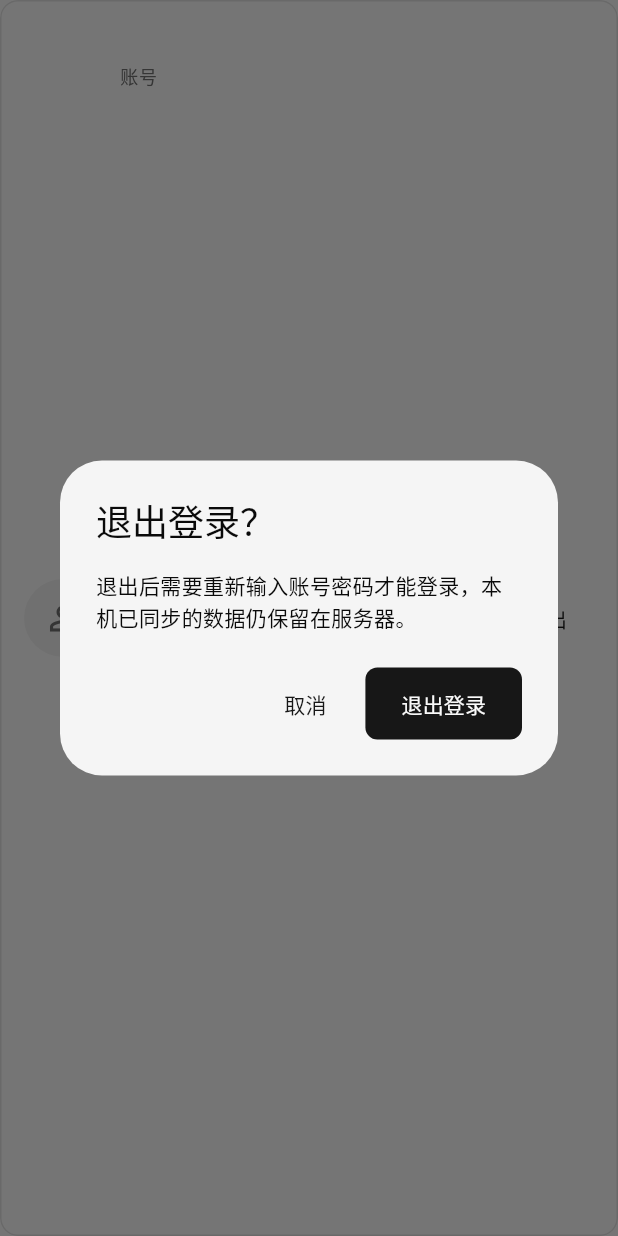
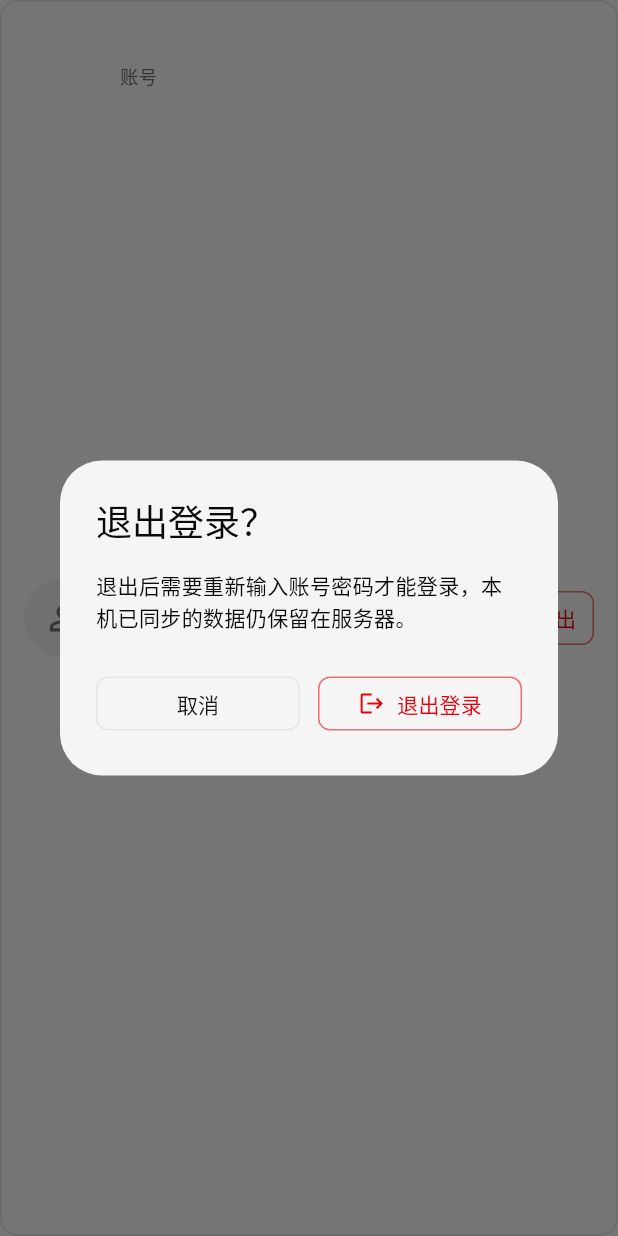
Before and after one commit to ZeroOneCN/LifeOS2, a Flutter app: the _AccountCard widget shown alone on an empty page, opened directly with empty values, after a tap on "退出", on a phone screen of 412 x 824 dp. Run offline on Flutter 3.47's test engine with Material 3 defaults, Android fonts, the phone set to English and light mode, and no system bars; our stand-ins replace connectivity_plus, dio, flutter_secure_storage, go_router, image_picker, package_info_plus and 2 more; accounts and stored records are empty; network calls fail.

Commit message:
feat(mobile): 头像大图预览、长按保存与更换入口收敛

```diff
--- a/mobile/lib/features/settings/settings_page.dart
+++ b/mobile/lib/features/settings/settings_page.dart
@@ -9,10 +9,12 @@ import '../../core/models/app_user.dart';
 import '../../core/network/api_exception.dart';
 import '../../core/profile/profile_service.dart';
 import '../../core/queue/outbox_controller.dart';
+import '../../shared/widgets/app_buttons.dart';
 import '../../shared/widgets/empty_state.dart';
 import '../../shared/widgets/root_page_scaffold.dart';
 import '../../shared/widgets/section_card.dart';
 import '../../shared/widgets/user_avatar.dart';
+import 'avatar_preview_page.dart';
 
 /// 设置根页：账户卡（含头像）+ 服务器地址 + 状态行 + 账户设置 + 外观 + 关于。
 class SettingsPage extends StatelessWidget {
@@ -230,7 +232,7 @@ class SettingsPage extends StatelessWidget {
               onTap: () => context.push('/settings/about'),
             ),
             Text(
-              '头像在账户卡上直接更换；昵称、邮箱与密码在「账户设置」中修改。',
+              '点击头像查看大图（长按保存到相册）；更换或移除头像请在大图页底部操作。',
               style: theme.textTheme.bodySmall?.copyWith(
                 color: theme.colorScheme.onSurfaceVariant,
               ),
@@ -275,16 +277,12 @@ class _AccountCard extends StatelessWidget {
               GestureDetector(
                 onTap: current == null
                     ? null
-                    : () => showAvatarSheet(context, scope),
-                child: current == null
-                    ? UserAvatar(user: current, radius: 26)
-                    : Tooltip(
-                        message: '更换头像',
-                        child: UserAvatar(
-                          user: current,
-                          radius: 26,
-                          showEditBadge: true,
-                        ),
+                    : () => _openAvatar(context, scope, current),
+                child: Tooltip(
+                  message: current == null
+                      ? '登录后可设置头像'
+                      : '点击查看头像大图',
+                  child: UserAvatar(user: current, radius: 26),
                 ),
               ),
               Expanded(
@@ -332,9 +330,11 @@ class _AccountCard extends StatelessWidget {
                 ),
               ),
               if (current != null)
-                TextButton(
+                AppDangerButton(
+                  label: '退出',
+                  icon: Icons.logout,
+                  compact: true,
                   onPressed: () => _confirmLogout(context, scope),
-                  child: const Text('退出'),
                 )
               else if (offline)
                 TextButton(
@@ -351,6 +351,35 @@ class _AccountCard extends StatelessWidget {
         ),
       ),
     );
+  }
+
+  /// 点击头像：有头像进全屏预览（长按保存），无头像直接打开更换面板。
+  ///
+  /// 大图页底部「更换头像 / 移除头像」都返回 [AvatarPreviewAction.edit]，
+  /// 关闭大图后在这里统一弹出原三条路径面板，不额外占用设置页版面。
+  Future<void> _openAvatar(
+    BuildContext context,
+    AppScope scope,
+    AppUser user,
+  ) async {
+    final String? url = scope.apiClient.resolveAvatar(user.avatar);
+    if (url == null) {
+      await showAvatarSheet(context, scope);
+      return;
+    }
+    // 用根 Navigator 压栈：大图页必须盖住底部导航，才是真正的全屏预览。
+    final AvatarPreviewAction? action = await Navigator.of(
+      context,
+      rootNavigator: true,
+    ).push<AvatarPreviewAction>(
+      MaterialPageRoute<AvatarPreviewAction>(
+        builder: (BuildContext _) => AvatarPreviewPage(url: url),
+      ),
+    );
+    if (action == null || !context.mounted) {
+      return;
+    }
+    await showAvatarSheet(context, scope);
   }
 
   /// 退出登录：先二次确认（说明离线队列的去留），再清本地令牌并回到「未登录」。
@@ -371,13 +400,18 @@ class _AccountCard extends StatelessWidget {
                 : '退出后需要重新输入账号密码才能登录，本机已同步的数据仍保留在服务器。',
           ),
           actions: <Widget>[
-            TextButton(
+            AppActionRow(
+              first: AppSecondaryButton(
+                label: '取消',
+                compact: true,
                 onPressed: () => Navigator.of(dialogContext).pop(false),
-              child: const Text('取消'),
               ),
-            FilledButton(
+              second: AppDangerButton(
+                label: '退出登录',
+                icon: Icons.logout,
+                compact: true,
                 onPressed: () => Navigator.of(dialogContext).pop(true),
-              child: const Text('退出登录'),
+              ),
             ),
           ],
         );
@@ -507,7 +541,6 @@ class _AvatarSheetState extends State<_AvatarSheet> {
     final bool? confirmed = await showDialog<bool>(
       context: context,
       builder: (BuildContext dialogContext) {
-        final ThemeData theme = Theme.of(dialogContext);
         return AlertDialog(
           title: const Text('移除头像？'),
           content: const Text(
@@ -515,16 +548,18 @@ class _AvatarSheetState extends State<_AvatarSheet> {
             '可以随时重新上传，但移除后无法恢复原图。',
           ),
           actions: <Widget>[
-            TextButton(
+            AppActionRow(
+              first: AppSecondaryButton(
+                label: '取消',
+                compact: true,
                 onPressed: () => Navigator.of(dialogContext).pop(false),
-              child: const Text('取消'),
               ),
-            TextButton(
+              second: AppDangerButton(
+                label: '确认移除',
+                icon: Icons.delete_outline,
+                compact: true,
                 onPressed: () => Navigator.of(dialogContext).pop(true),
-              style: TextButton.styleFrom(
-                foregroundColor: theme.colorScheme.error,
               ),
-              child: const Text('确认移除'),
             ),
           ],
         );
--- a/mobile/lib/shared/widgets/user_avatar.dart
+++ b/mobile/lib/shared/widgets/user_avatar.dart
@@ -5,22 +5,24 @@ import '../../core/models/app_user.dart';
 
 /// 用户头像：有 `avatar` 时按契约加载（`/` 开头拼服务端 Origin，http 直连），
 /// 无头像 / 加载失败时回退到昵称首字或默认人形图标。
+///
+/// 头像本身不再叠加相机角标：点击语义为「查看大图」，
+/// 更换 / 移除入口收在大图页底部，不额外占用设置页版面。
 class UserAvatar extends StatelessWidget {
   const UserAvatar({
     super.key,
     required this.user,
     this.radius = 24,
-    this.showEditBadge = false,
   });
 
   final AppUser? user;
   final double radius;
-  final bool showEditBadge;
 
   @override
   Widget build(BuildContext context) {
     final ThemeData theme = Theme.of(context);
-    final String? url = AppScope.of(context).apiClient.resolveAvatar(user?.avatar);
+    final String? url =
+        AppScope.of(context).apiClient.resolveAvatar(user?.avatar);
 
     Widget placeholder = Icon(
       Icons.person_outline,
@@ -35,38 +37,11 @@ class UserAvatar extends StatelessWidget {
       );
     }
 
-    final Widget avatar = CircleAvatar(
+    return CircleAvatar(
       radius: radius,
       backgroundColor: theme.colorScheme.surfaceContainerHigh,
       foregroundImage: url == null ? null : NetworkImage(url),
       child: placeholder,
     );
-
-    if (!showEditBadge) {
-      return avatar;
-    }
-    return Stack(
-      clipBehavior: Clip.none,
-      children: <Widget>[
-        avatar,
-        Positioned(
-          right: -2,
-          bottom: -2,
-          child: Container(
-            padding: const EdgeInsets.all(4),
-            decoration: BoxDecoration(
-              color: theme.colorScheme.primary,
-              shape: BoxShape.circle,
-              border: Border.all(color: theme.colorScheme.surface, width: 2),
-            ),
-            child: Icon(
-              Icons.photo_camera_outlined,
-              size: 12,
-              color: theme.colorScheme.onPrimary,
-            ),
-          ),
-        ),
-      ],
-    );
   }
 }
```
Also changed, not shown: mobile/lib/features/settings/avatar_preview_page.dart (added, +293 -0 lines), 2 other files. Lines whose indentation alone changed are shown as unchanged.
